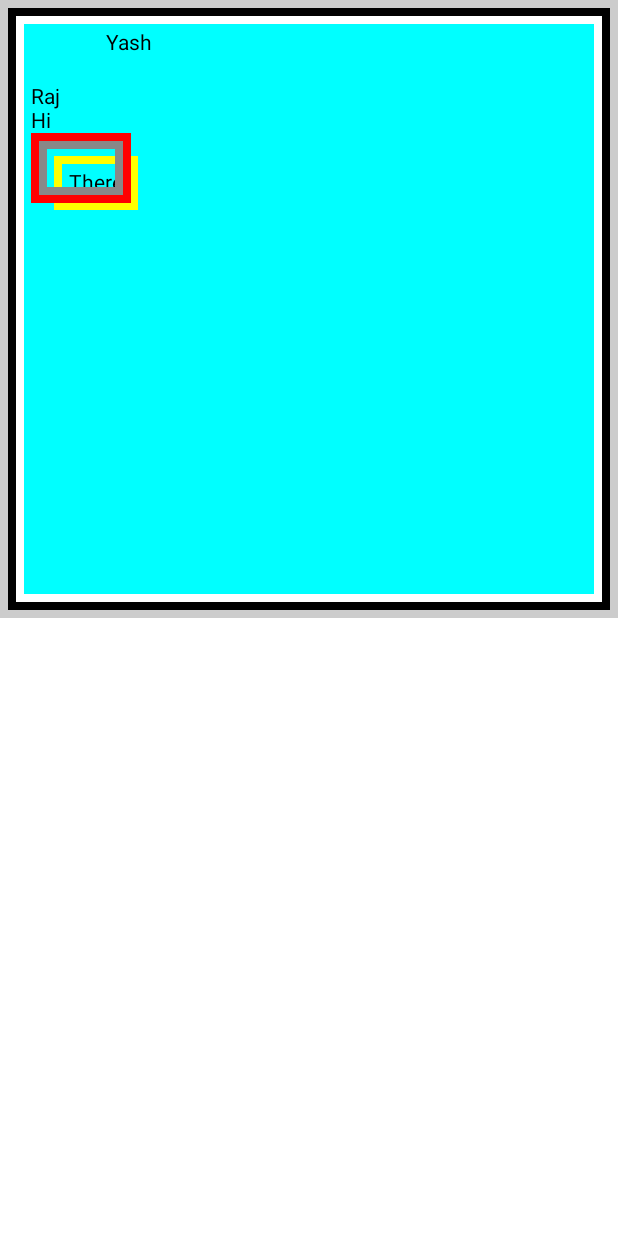
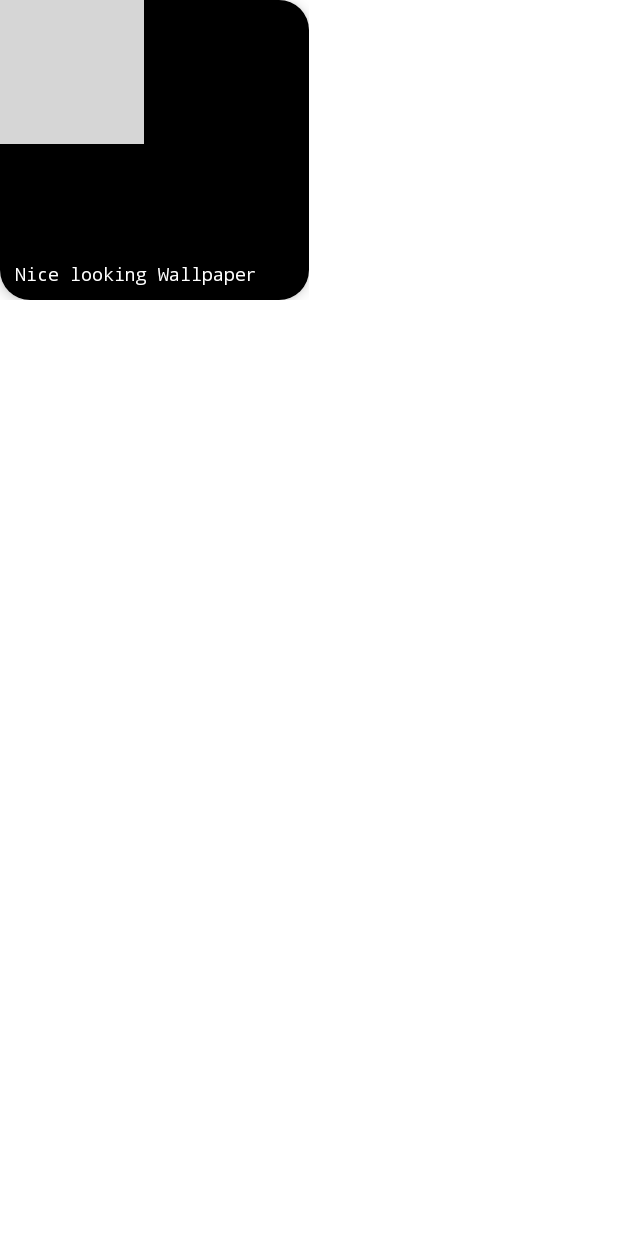
Before and after one commit to Yash-Raj-Singh/FirstCompose, an Android app built with Jetpack Compose: the screen it shows after launch (MainActivity), on a phone screen of 412 x 824 dp. Run offline under Robolectric (Android 15) with nearby library versions, the phone set to English and light mode, and no system bars; grey boxes are pictures that could not be loaded.

Commit message:
Learned about Box and made an Image Card...

```diff
--- a/app/src/main/java/com/example/firstcompose/MainActivity.kt
+++ b/app/src/main/java/com/example/firstcompose/MainActivity.kt
@@ -4,21 +4,31 @@ import android.os.Bundle
 import android.widget.Toast
 import androidx.activity.ComponentActivity
 import androidx.activity.compose.setContent
+import androidx.compose.foundation.Image
 import androidx.compose.foundation.background
 import androidx.compose.foundation.border
 import androidx.compose.foundation.clickable
 import androidx.compose.foundation.layout.*
+import androidx.compose.foundation.shape.RoundedCornerShape
+import androidx.compose.material.Card
 import androidx.compose.material.MaterialTheme
 import androidx.compose.material.Surface
 import androidx.compose.material.Text
 import androidx.compose.runtime.Composable
 import androidx.compose.ui.Alignment
 import androidx.compose.ui.Modifier
+import androidx.compose.ui.graphics.Brush
 import androidx.compose.ui.graphics.Color
 import androidx.compose.ui.graphics.RectangleShape
 import androidx.compose.ui.graphics.Shape
+import androidx.compose.ui.graphics.painter.Painter
+import androidx.compose.ui.layout.ContentScale
+import androidx.compose.ui.res.painterResource
+import androidx.compose.ui.text.TextStyle
+import androidx.compose.ui.text.font.FontFamily
 import androidx.compose.ui.tooling.preview.Preview
 import androidx.compose.ui.unit.dp
+import androidx.compose.ui.unit.sp
 import com.example.firstcompose.ui.theme.FirstComposeTheme
 import com.example.firstcompose.ui.theme.Shapes
 
@@ -26,37 +36,53 @@ class MainActivity : ComponentActivity() {
     override fun onCreate(savedInstanceState: Bundle?) {
         super.onCreate(savedInstanceState)
         setContent {
-
-            //MODIFIERS - Always work Sequentially
-
-            Column(
-                modifier = Modifier
-                    .background(Color.Cyan)
-                    .fillMaxHeight(0.5f)
-                    .width(600.dp)
-                    //.requiredWidth(600.dp)
-                    .border(5.dp, color = Color.LightGray)
-                    .padding(5.dp)
-                    .border(5.dp, color = Color.Black)
-                    .padding(5.dp)
-                    .border(5.dp, color = Color.White)
-                    .padding(10.dp)
-            ) {
-                Text(text = "Yash", modifier = Modifier.offset(50.dp))
-                Spacer(modifier = Modifier.height(20.dp))
-                Text(text = "Raj")
-                Text(text = "Hi", modifier = Modifier.clickable {
-                    Toast.makeText(this@MainActivity,"Button Clicked!", Toast.LENGTH_SHORT).show()
-                })
-                Text(text = "There",
-                    modifier = Modifier.border(5.dp, color = Color.Red)
-                        .padding(5.dp)
-                        .border(5.dp, color = Color.Gray)
-                        .offset(10.dp, 10.dp)
-                        .border(5.dp, color = Color.Yellow)
-                        .padding(10.dp)
-                )
+            val painter = painterResource(id = R.drawable.wallpaper)
+            val description = "It is a Wallpaper Image."
+            val title = "Nice looking Wallpaper"
+            Box(modifier = Modifier.fillMaxWidth(0.5f)) {
+                ImageCard(painter = painter, contentDescription = description, title = title)
             }
         }
     }
 }
+
+@Composable
+fun ImageCard(
+    painter: Painter,
+    contentDescription : String,
+    title : String,
+    modifier: Modifier = Modifier
+){
+    Card(
+        modifier = modifier.fillMaxWidth(),
+        shape = RoundedCornerShape(10),
+        elevation = 5.dp
+    ) {
+        Box(modifier = Modifier.height(200.dp)){
+            Image(
+                painter = painter,
+                contentDescription = contentDescription,
+                contentScale = ContentScale.Crop
+            )
+            Box(modifier = Modifier
+                .fillMaxSize()
+                .background(
+                    Brush.verticalGradient(
+                        colors = listOf(
+                            Color.Transparent,
+                            Color.Black
+                        ),
+                        startY = 300f
+                    )
+                )
+            )
+            Box(modifier = Modifier
+                .fillMaxSize()
+                .padding(10.dp),
+                contentAlignment = Alignment.BottomStart
+            ){
+                Text(title, style = TextStyle(color = Color.White, fontSize = 12.sp, fontFamily = FontFamily.Monospace))
+            }
+        }
+    }
+}
```
